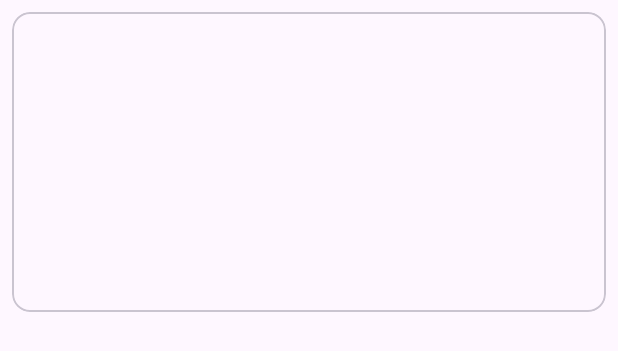
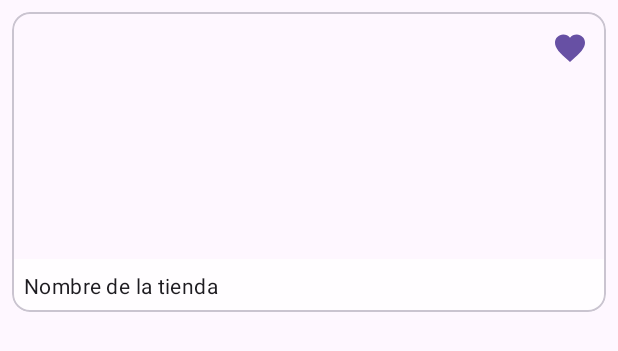
Before and after one commit to SotoMatiasE/AppStore, an Android app: the layout item_store.xml on its own in the app's theme, with its tools: preview values and no code run, on a phone screen of 412 x 824 dp. Shown: the top 351 px of the screen. Run offline under Robolectric (Android 15) with nearby library versions, the phone set to English and light mode, and no system bars.

Commit message:
modelado de card checked favorite

```diff
--- /dev/null
+++ b/app/src/main/res/drawable/ic_favorite.xml
@@ -0,0 +1,5 @@
+<vector xmlns:android="http://schemas.android.com/apk/res/android" android:height="24dp" android:tint="#000000" android:viewportHeight="24" android:viewportWidth="24" android:width="24dp">
+
+    <path android:fillColor="@android:color/white" android:pathData="M12,21.35l-1.45,-1.32C5.4,15.36 2,12.28 2,8.5 2,5.42 4.42,3 7.5,3c1.74,0 3.41,0.81 4.5,2.09C13.09,3.81 14.76,3 16.5,3 19.58,3 22,5.42 22,8.5c0,3.78 -3.4,6.86 -8.55,11.54L12,21.35z"/>
+
+</vector>
--- /dev/null
+++ b/app/src/main/res/drawable/ic_favorite_border.xml
@@ -0,0 +1,5 @@
+<vector xmlns:android="http://schemas.android.com/apk/res/android" android:height="24dp" android:tint="#000000" android:viewportHeight="24" android:viewportWidth="24" android:width="24dp">
+
+    <path android:fillColor="@android:color/white" android:pathData="M16.5,3c-1.74,0 -3.41,0.81 -4.5,2.09C10.91,3.81 9.24,3 7.5,3 4.42,3 2,5.42 2,8.5c0,3.78 3.4,6.86 8.55,11.54L12,21.35l1.45,-1.32C18.6,15.36 22,12.28 22,8.5 22,5.42 19.58,3 16.5,3zM12.1,18.55l-0.1,0.1 -0.1,-0.1C7.14,14.24 4,11.39 4,8.5 4,6.5 5.5,5 7.5,5c1.54,0 3.04,0.99 3.57,2.36h1.87C13.46,5.99 14.96,5 16.5,5c2,0 3.5,1.5 3.5,3.5 0,2.89 -3.14,5.74 -7.9,10.05z"/>
+
+</vector>
--- /dev/null
+++ b/app/src/main/res/drawable/state_cb_favorite.xml
@@ -0,0 +1,17 @@
+<?xml version="1.0" encoding="utf-8"?>
+<selector xmlns:android="http://schemas.android.com/apk/res/android">
+
+    <!--ACA LE INDICAMOS AL CHECK QUE SE VEA BORDE CUANADO NO ESTE OK-->
+    <item
+        android:drawable="@drawable/ic_favorite_border"
+        android:state_checked="false"/>
+
+    <!--ACA LE DECIMOS QUE SE PINTE CUANDO ESTE OK-->
+    <item
+        android:drawable="@drawable/ic_favorite"
+        android:state_checked="true"/>
+
+    <item
+        android:drawable="@drawable/ic_favorite_border"/>
+
+</selector>
--- a/app/src/main/res/layout/item_store.xml
+++ b/app/src/main/res/layout/item_store.xml
@@ -3,6 +3,7 @@
     android:layout_width="match_parent"
     android:layout_height="@dimen/item_card_height"
     xmlns:app="http://schemas.android.com/apk/res-auto"
+    xmlns:tools="http://schemas.android.com/tools"
     android:layout_marginTop="@dimen/common_padding_min"
     android:layout_marginHorizontal="@dimen/common_padding_min">
 
@@ -24,7 +25,26 @@
         <TextView
             android:id="@+id/tvName"
             android:layout_width="0dp"
-            android:layout_height="wrap_content"/>
+            android:layout_height="wrap_content"
+            android:background="@color/color_white_t"
+            android:textAppearance="?attr/textAppearanceBody2"
+            android:maxLines="1"
+            android:ellipsize="end"
+            android:padding="@dimen/common_padding_min"
+            app:layout_constraintStart_toStartOf="parent"
+            app:layout_constraintEnd_toEndOf="parent"
+            app:layout_constraintBottom_toBottomOf="parent"
+            tools:text="@string/store_name"/>
+
+        <com.google.android.material.checkbox.MaterialCheckBox
+            android:id="@+id/cbFavorite"
+            android:layout_width="wrap_content"
+            android:layout_height="wrap_content"
+            android:button="@drawable/state_cb_favorite"
+            android:checked="true"
+            android:buttonTint="@android:color/white"
+            app:layout_constraintEnd_toEndOf="parent"
+            app:layout_constraintTop_toTopOf="parent"/>
 
     </androidx.constraintlayout.widget.ConstraintLayout>
 
--- a/app/src/main/res/values/colors.xml
+++ b/app/src/main/res/values/colors.xml
@@ -2,4 +2,6 @@
 <resources>
     <color name="black">#FF000000</color>
     <color name="white">#FFFFFFFF</color>
+
+    <color name="color_white_t">#CCFFFFFF</color>
 </resources>
--- a/app/src/main/res/values/strings.xml
+++ b/app/src/main/res/values/strings.xml
@@ -1,4 +1,5 @@
 <resources>
     <string name="app_name">Stores</string>
     <string name="description_image_photo">Imagen de la tienda</string>
+    <string name="store_name">Nombre de la tienda</string>
 </resources>
```
